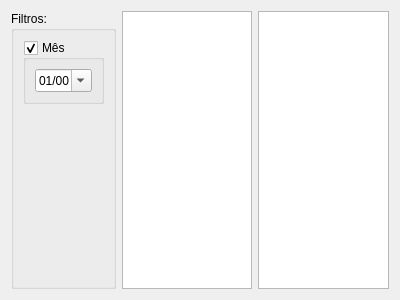
Before: the Qt Designer form ui/widgetfluxocaixa.ui in lellisls/ERP-STACCATO, drawn with Qt 5.
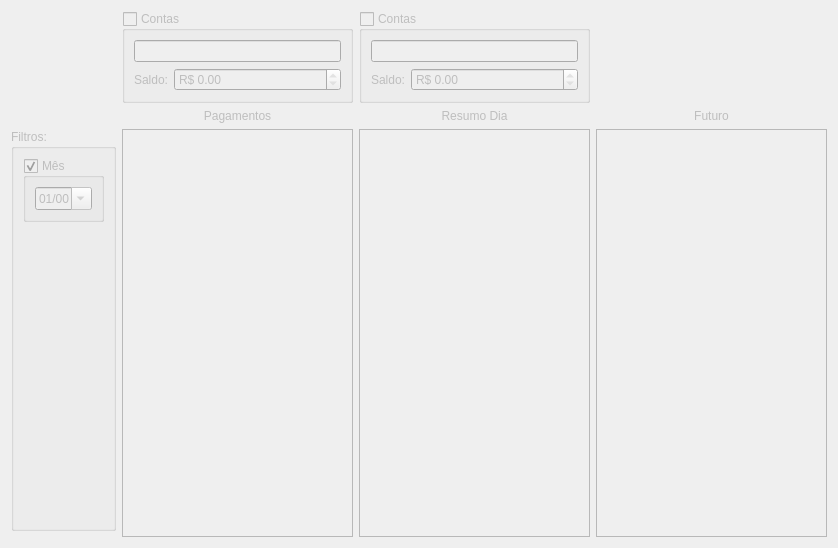
After: the same form once the commit is applied. Custom widgets are drawn as their Qt base class.

```diff
--- a/ui/widgetfluxocaixa.ui
+++ b/ui/widgetfluxocaixa.ui
@@ -2,19 +2,38 @@
 <ui version="4.0">
  <class>WidgetFluxoCaixa</class>
  <widget class="QWidget" name="WidgetFluxoCaixa">
+  <property name="enabled">
+   <bool>false</bool>
+  </property>
   <property name="geometry">
    <rect>
     <x>0</x>
     <y>0</y>
-    <width>400</width>
-    <height>300</height>
+    <width>838</width>
+    <height>548</height>
    </rect>
   </property>
   <property name="windowTitle">
    <string>Form</string>
   </property>
   <layout class="QGridLayout" name="gridLayout">
-   <item row="0" column="1">
+   <item row="2" column="3" rowspan="2">
+    <widget class="TableView" name="tableFuturo">
+     <property name="mouseTracking">
+      <bool>true</bool>
+     </property>
+     <property name="editTriggers">
+      <set>QAbstractItemView::NoEditTriggers</set>
+     </property>
+     <property name="selectionBehavior">
+      <enum>QAbstractItemView::SelectRows</enum>
+     </property>
+     <property name="sortingEnabled">
+      <bool>true</bool>
+     </property>
+    </widget>
+   </item>
+   <item row="2" column="1" rowspan="2">
     <widget class="TableView" name="tableCaixa">
      <property name="mouseTracking">
       <bool>true</bool>
@@ -25,9 +44,12 @@
      <property name="selectionBehavior">
       <enum>QAbstractItemView::SelectRows</enum>
      </property>
+     <property name="sortingEnabled">
+      <bool>true</bool>
+     </property>
     </widget>
    </item>
-   <item row="0" column="2">
+   <item row="2" column="2" rowspan="2">
     <widget class="TableView" name="tableResumo">
      <property name="mouseTracking">
       <bool>true</bool>
@@ -38,18 +60,34 @@
      <property name="selectionBehavior">
       <enum>QAbstractItemView::SelectRows</enum>
      </property>
+     <property name="sortingEnabled">
+      <bool>true</bool>
+     </property>
     </widget>
    </item>
-   <item row="0" column="0">
+   <item row="2" column="0">
     <widget class="QGroupBox" name="groupBox">
      <property name="title">
       <string>Filtros:</string>
      </property>
      <layout class="QGridLayout" name="gridLayout_2">
+      <item row="2" column="0">
+       <spacer name="verticalSpacer">
+        <property name="orientation">
+         <enum>Qt::Vertical</enum>
+        </property>
+        <property name="sizeHint" stdset="0">
+         <size>
+          <width>20</width>
+          <height>40</height>
+         </size>
+        </property>
+       </spacer>
+      </item>
       <item row="0" column="0">
        <widget class="QGroupBox" name="groupBoxMes">
         <property name="enabled">
-         <bool>true</bool>
+         <bool>false</bool>
         </property>
         <property name="title">
          <string>Mês</string>
@@ -77,22 +115,121 @@
         </layout>
        </widget>
       </item>
+     </layout>
+    </widget>
+   </item>
+   <item row="0" column="1">
+    <widget class="QGroupBox" name="groupBoxContas1">
+     <property name="title">
+      <string>Contas</string>
+     </property>
+     <property name="checkable">
+      <bool>true</bool>
+     </property>
+     <property name="checked">
+      <bool>false</bool>
+     </property>
+     <layout class="QGridLayout" name="gridLayout_4">
+      <item row="1" column="1">
+       <widget class="QDoubleSpinBox" name="doubleSpinBox">
+        <property name="sizePolicy">
+         <sizepolicy hsizetype="MinimumExpanding" vsizetype="Fixed">
+          <horstretch>0</horstretch>
+          <verstretch>0</verstretch>
+         </sizepolicy>
+        </property>
+        <property name="readOnly">
+         <bool>true</bool>
+        </property>
+        <property name="prefix">
+         <string>R$ </string>
+        </property>
+       </widget>
+      </item>
       <item row="1" column="0">
-       <spacer name="verticalSpacer">
-        <property name="orientation">
-         <enum>Qt::Vertical</enum>
+       <widget class="QLabel" name="label">
+        <property name="text">
+         <string>Saldo:</string>
         </property>
-        <property name="sizeHint" stdset="0">
-         <size>
-          <width>20</width>
-          <height>40</height>
-         </size>
+       </widget>
+      </item>
+      <item row="0" column="0" colspan="2">
+       <widget class="ItemBox" name="itemBox1"/>
+      </item>
+     </layout>
+    </widget>
+   </item>
+   <item row="0" column="2">
+    <widget class="QGroupBox" name="groupBoxContas2">
+     <property name="title">
+      <string>Contas</string>
+     </property>
+     <property name="checkable">
+      <bool>true</bool>
+     </property>
+     <property name="checked">
+      <bool>false</bool>
+     </property>
+     <layout class="QGridLayout" name="gridLayout_6">
+      <item row="1" column="1">
+       <widget class="QDoubleSpinBox" name="doubleSpinBox_2">
+        <property name="sizePolicy">
+         <sizepolicy hsizetype="MinimumExpanding" vsizetype="Fixed">
+          <horstretch>0</horstretch>
+          <verstretch>0</verstretch>
+         </sizepolicy>
         </property>
-       </spacer>
+        <property name="readOnly">
+         <bool>true</bool>
+        </property>
+        <property name="prefix">
+         <string>R$ </string>
+        </property>
+       </widget>
       </item>
+      <item row="1" column="0">
+       <widget class="QLabel" name="label_2">
+        <property name="text">
+         <string>Saldo:</string>
+        </property>
+       </widget>
+      </item>
+      <item row="0" column="0" colspan="2">
+       <widget class="ItemBox" name="itemBox2"/>
+      </item>
      </layout>
     </widget>
    </item>
+   <item row="1" column="1">
+    <widget class="QLabel" name="label_3">
+     <property name="text">
+      <string>Pagamentos</string>
+     </property>
+     <property name="alignment">
+      <set>Qt::AlignCenter</set>
+     </property>
+    </widget>
+   </item>
+   <item row="1" column="2">
+    <widget class="QLabel" name="label_4">
+     <property name="text">
+      <string>Resumo Dia</string>
+     </property>
+     <property name="alignment">
+      <set>Qt::AlignCenter</set>
+     </property>
+    </widget>
+   </item>
+   <item row="1" column="3">
+    <widget class="QLabel" name="label_5">
+     <property name="text">
+      <string>Futuro</string>
+     </property>
+     <property name="alignment">
+      <set>Qt::AlignCenter</set>
+     </property>
+    </widget>
+   </item>
   </layout>
  </widget>
  <customwidgets>
@@ -101,6 +238,11 @@
    <extends>QTableView</extends>
    <header>src/tableview.h</header>
   </customwidget>
+  <customwidget>
+   <class>ItemBox</class>
+   <extends>QLineEdit</extends>
+   <header>src/itembox.h</header>
+  </customwidget>
  </customwidgets>
  <resources/>
  <connections/>
```
